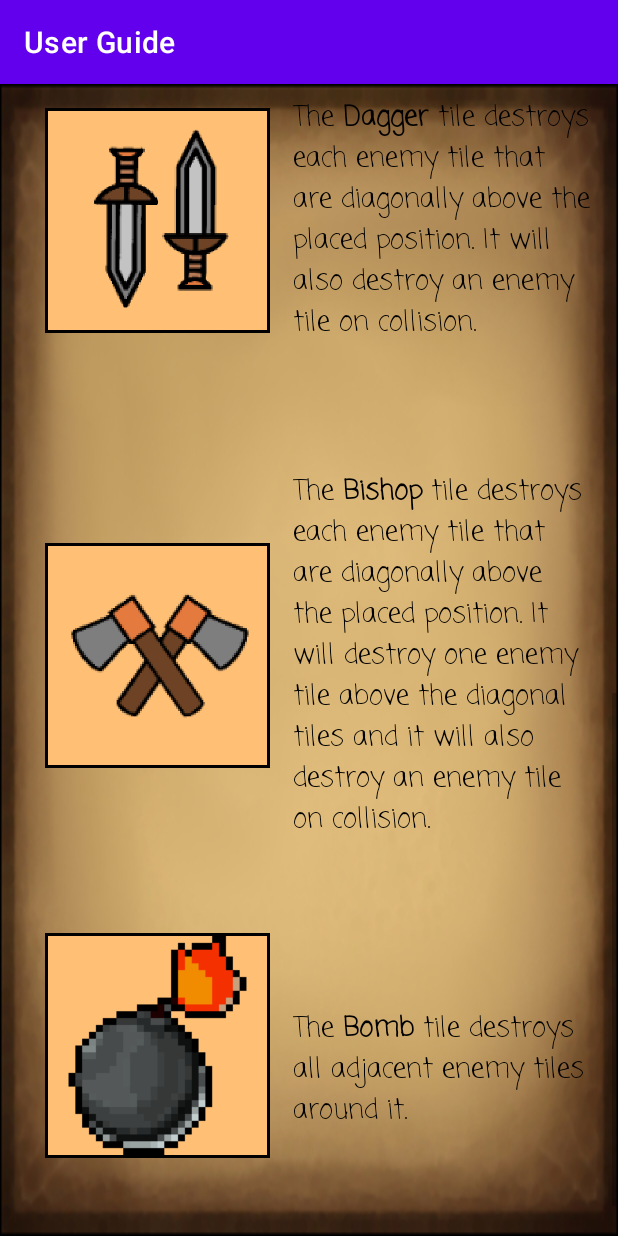
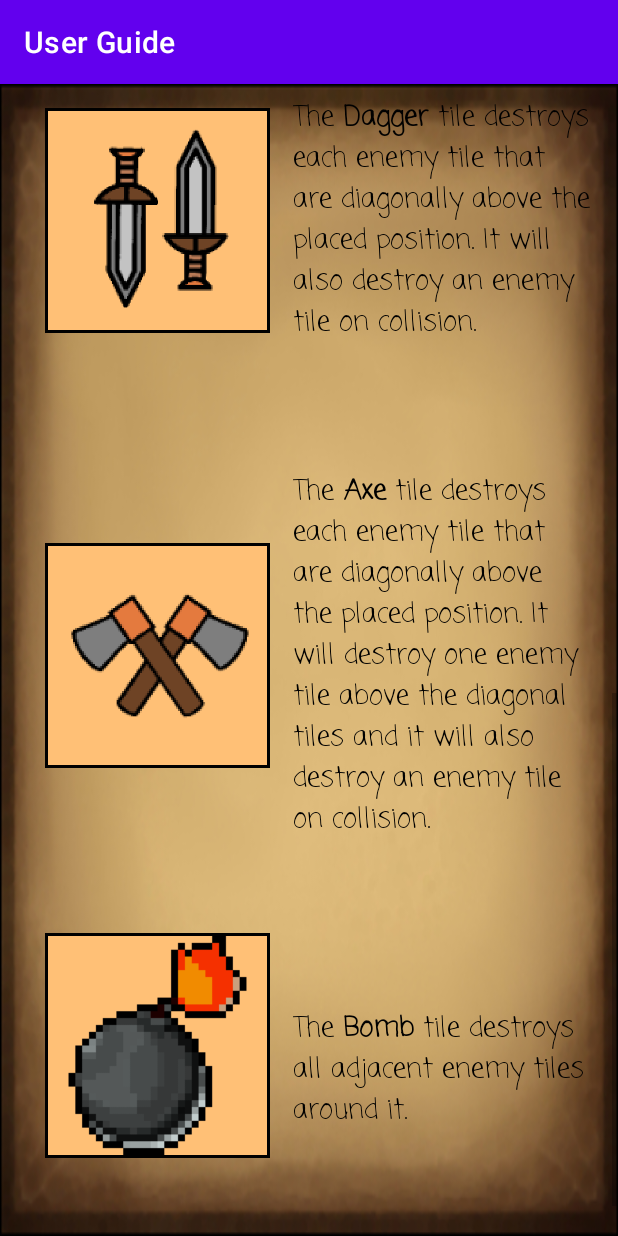
Before and after one commit to camdenm01/GroupProject, an Android app: the TutorialActivity screen opened directly, with no data from a screen before it, scrolled down 933 dp, on a phone screen of 412 x 824 dp. Run offline under Robolectric (Android 15) with nearby library versions, the phone set to English and light mode, and no system bars; Roboto replaces fonts that are not available here.

Commit message:
Final commit before presentation

```diff
--- a/app/src/main/res/values/strings.xml
+++ b/app/src/main/res/values/strings.xml
@@ -23,7 +23,7 @@
     <string name="sword_text">The <b>Sword</b> tile destroys any enemy tiles in the two squares above the collision.</string>
     <string name="greatsword_text">The <b>Great</b> Sword tile destroys all enemy tiles above the collision.</string>
     <string name="dagger_text">The <b>Dagger</b> tile destroys each enemy tile that are diagonally above the placed position. It will also destroy an enemy tile on collision.</string>
-    <string name="bishop_text">The <b>Bishop</b> tile destroys each enemy tile that are diagonally above the placed position. It will destroy one enemy tile above the diagonal tiles and it will also destroy an enemy tile on collision.</string>
+    <string name="bishop_text">The <b>Axe</b> tile destroys each enemy tile that are diagonally above the placed position. It will destroy one enemy tile above the diagonal tiles and it will also destroy an enemy tile on collision.</string>
     <string name="bomb_text">The <b>Bomb</b> tile destroys all adjacent enemy tiles around it.</string>
     <string name="connection_error">Can\'t Log In to Play Services. Select an account, or check your connection and try again.</string>
     <string name="not_logged_in_error">You must log in to Google Play to view the leaderboard. Press OK to log in </string>
```
